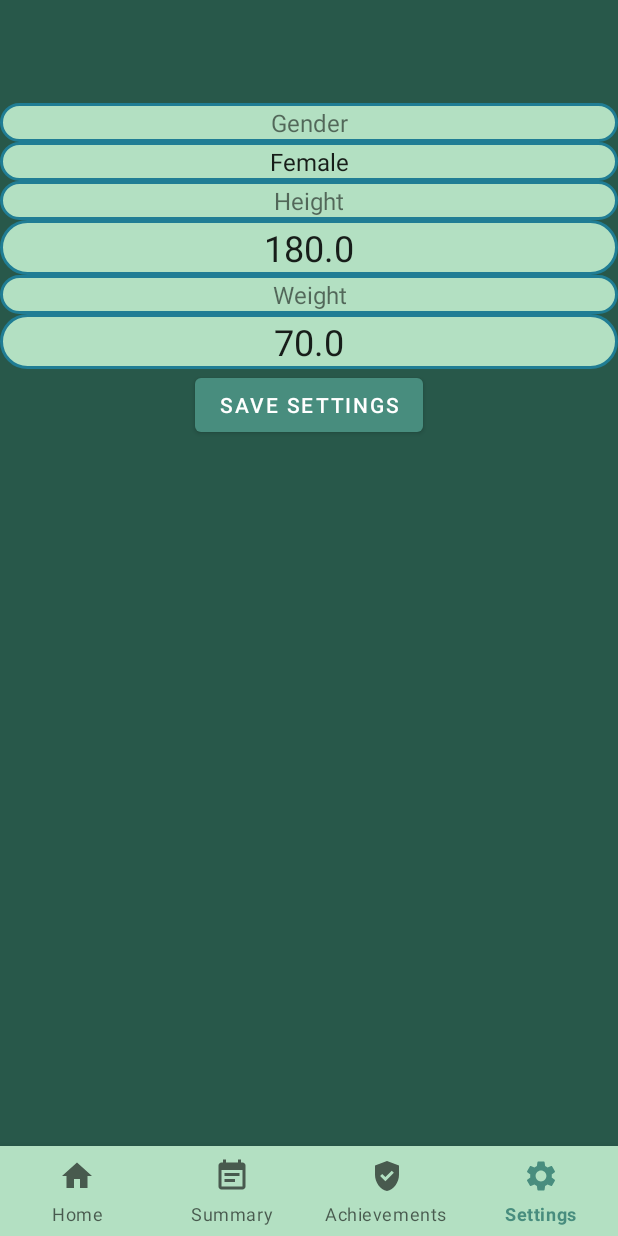
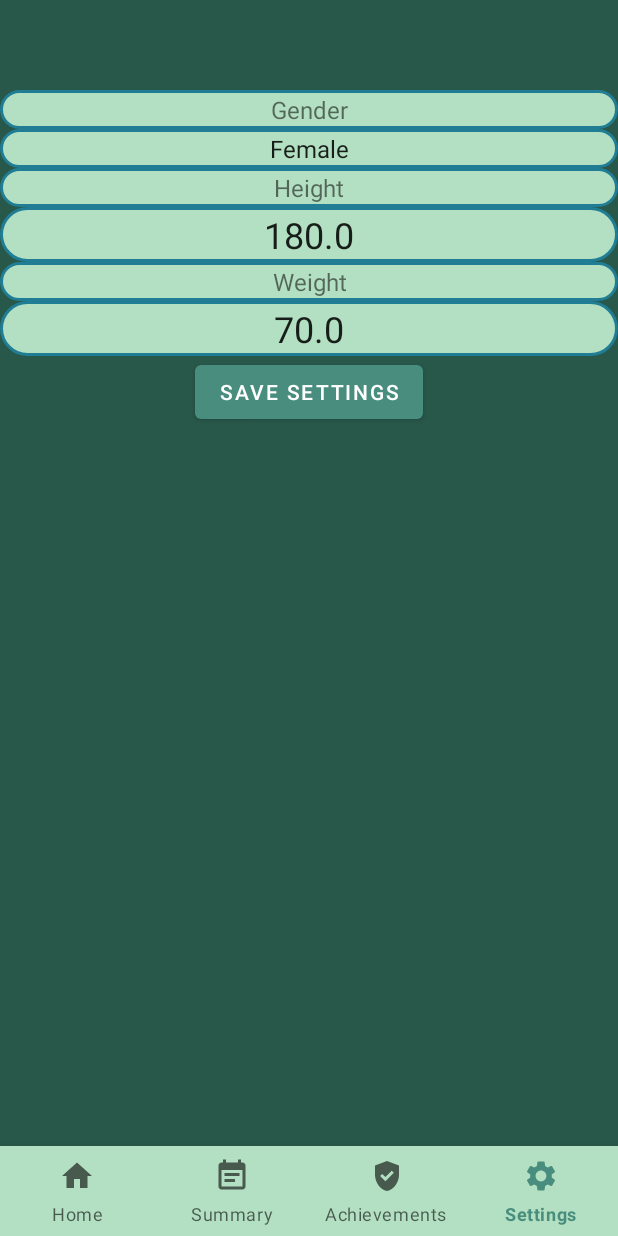
Before and after one commit to mariuszzarzycki99/Pedometer, an Android app: the screen it shows after launch (MainActivity), item 4 of the bottom bar chosen, on a phone screen of 412 x 824 dp. Run offline under Robolectric (Android 15) with nearby library versions, the phone set to English and light mode, and no system bars; libraries missing offline, so code that uses them is left out: com.github.mikephil.charting.

Commit message:
Fragments updated

```diff
--- a/app/src/main/java/pl/polsl/pedometer/SummaryFragment.java
+++ b/app/src/main/java/pl/polsl/pedometer/SummaryFragment.java
@@ -26,6 +26,7 @@ import java.util.List;
  */
 public class SummaryFragment extends Fragment {
     BarChart barChart;
+    private static final String historyFile = "pedometerHistory.txt";
 
     public SummaryFragment() {
         // Required empty public constructor
--- a/app/src/main/res/layout/fragment_home.xml
+++ b/app/src/main/res/layout/fragment_home.xml
@@ -6,8 +6,6 @@
     android:layout_height="match_parent"
     android:background="#28584A"
     tools:context=".HomeFragment">
-
-    <!-- TODO: Update blank fragment layout -->
 
     <View
         android:id="@+id/myRectangleView2"
--- a/app/src/main/res/layout/fragment_settings.xml
+++ b/app/src/main/res/layout/fragment_settings.xml
@@ -7,28 +7,18 @@
     android:background="#28584A"
     tools:context=".SettingsFragment">
 
-    <!-- TODO: Update blank fragment layout -->
-
-    <TextView
-        android:id="@+id/settingsFragment"
-        android:layout_width="match_parent"
-        android:layout_height="match_parent"
-        tools:layout_editor_absoluteX="5dp"
-        tools:layout_editor_absoluteY="87dp" />
-
     <TextView
         android:id="@+id/textView6"
         android:layout_width="match_parent"
         android:layout_height="wrap_content"
+        android:layout_marginTop="60dp"
         android:background="@drawable/rectangle"
         android:text="Gender"
         android:textAlignment="center"
         android:textAllCaps="false"
         android:textSize="16sp"
-        app:layout_constraintBottom_toBottomOf="@+id/settingsFragment"
         app:layout_constraintTop_toTopOf="parent"
-        app:layout_constraintVertical_bias="0.093"
-        tools:layout_editor_absoluteX="0dp" />
+        tools:layout_editor_absoluteX="-16dp" />
 
     <Spinner
         android:id="@+id/gender"
--- a/app/src/main/res/layout/fragment_summary.xml
+++ b/app/src/main/res/layout/fragment_summary.xml
@@ -38,7 +38,7 @@
         app:layout_constraintTop_toBottomOf="@+id/barChart" />
 
     <TextView
-        android:id="@+id/textView5"
+        android:id="@+id/weekDate"
         android:layout_width="148dp"
         android:layout_height="41dp"
         android:text="00.00 - 00.00"
```
Also changed, not shown: app/src/main/res/layout/fragment_achievements.xml (+2 -7 lines).
